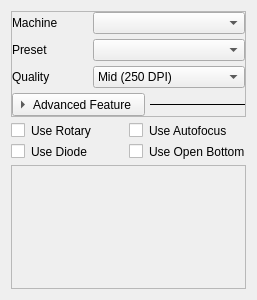
First picture: the form in src/widgets/panels/doc-panel.ui, repository flux3dp/swiftray, before the edit.
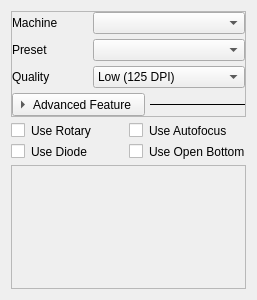
Second picture: the form after the edit. Custom widgets are drawn as their Qt base class.

What changed in the file:
```diff
--- a/src/widgets/panels/doc-panel.ui
+++ b/src/widgets/panels/doc-panel.ui
@@ -125,7 +125,7 @@
            </sizepolicy>
           </property>
           <property name="currentIndex">
-           <number>1</number>
+           <number>0</number>
           </property>
           <item>
            <property name="text">
```
Left out of the diff: 5 changed lines with no effect on the pictures.
